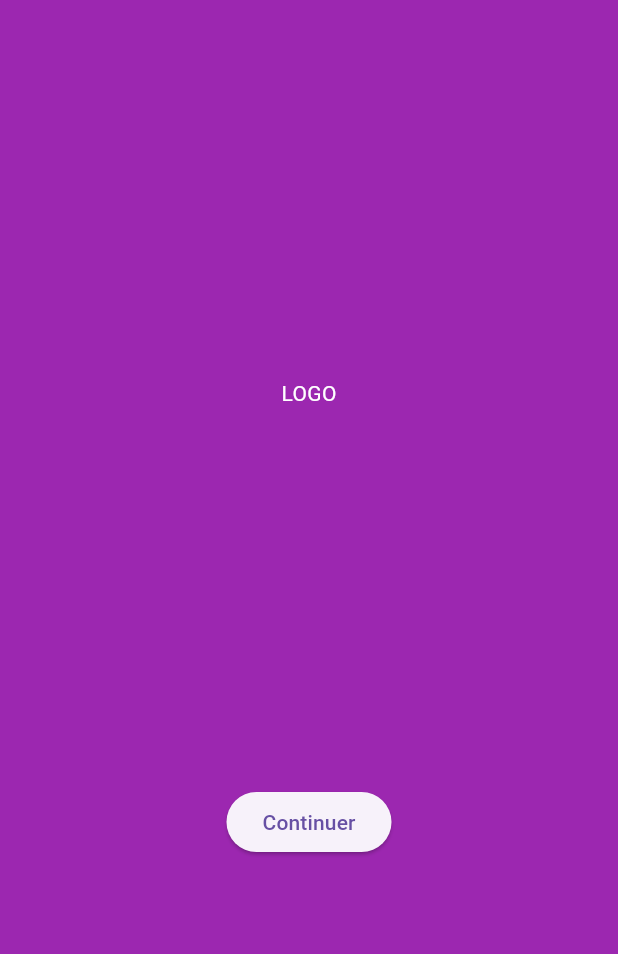
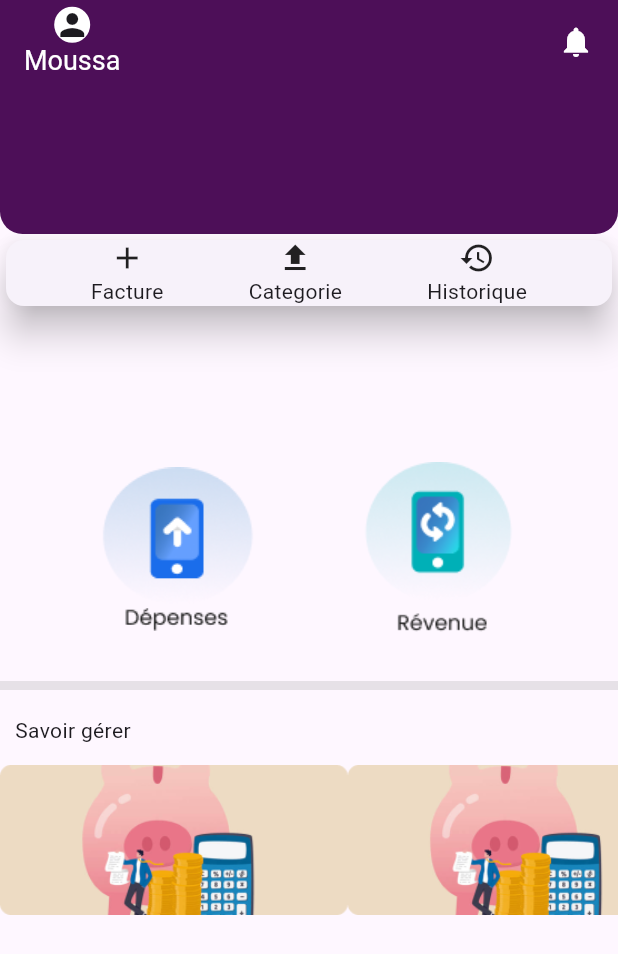
Before and after one commit to IvinoDev/MDA_2024_Gestion_Depenses, a Flutter app: the screen it shows after launch, on a phone screen of 412 x 824 dp. Shown: the top 954 px of the screen. Run offline on Flutter 3.47's test engine with Material 3 defaults, Android fonts, the phone set to English and light mode, and no system bars.

Commit message:
second day

```diff
--- a/lib/main.dart
+++ b/lib/main.dart
@@ -1,7 +1,8 @@
 // Importations nécessaires
-// import 'package:flutter/material.dart'; // Commentée pour l'instant, voir ci-dessous
+//import 'package:flutter/material.dart'; // Commentée pour l'instant, voir ci-dessous
 
 // Importation de la page de login
+import 'package:depense/pages/home.dart';
 import 'package:depense/pages/login.dart'; // Assurez-vous que le chemin est correct
 
 import 'package:flutter/material.dart'; // Importation de Flutter Material
@@ -18,9 +19,10 @@ class DepenseApp extends StatelessWidget {
   @override
   Widget build(BuildContext context) {
     // Retourne un MaterialApp qui définit l'application
-    return MaterialApp(
+    return const MaterialApp(
+      debugShowCheckedModeBanner: false,
       title: "Depense App", // Titre de l'application
-      home: Accueil(), // Page d'accueil de l'application
+      home: Home(), // Page d'accueil de l'application
     );
   }
 }
--- /dev/null
+++ b/lib/pages/home.dart
@@ -0,0 +1,165 @@
+import 'package:flutter/material.dart';
+
+class Home extends StatelessWidget {
+  const Home({super.key});
+
+  @override
+  Widget build(BuildContext context) {
+    return Scaffold(
+        appBar: AppBar(
+          //toolbarHeight: 200,
+          backgroundColor: const Color.fromARGB(255, 77, 15, 88),
+          title: Row(
+            mainAxisAlignment: MainAxisAlignment.spaceBetween,
+            children: [
+              Column(
+                children: [
+                  Container(
+                    decoration: BoxDecoration(
+                        color: Colors.white,
+                        borderRadius: BorderRadius.circular(50)),
+                    child: const Icon(Icons.person),
+                  ),
+                  const Text(
+                    "Moussa",
+                    style: TextStyle(color: Colors.white, fontSize: 18),
+                  ),
+                ],
+              ),
+              const Icon(
+                Icons.notifications,
+                color: Colors.white,
+              )
+            ],
+          ),
+        ),
+        body: SingleChildScrollView(
+          child: Column(
+            crossAxisAlignment: CrossAxisAlignment.start,
+            children: [
+              Container(
+                height: 100,
+                width: MediaQuery.of(context).size.width,
+                decoration: const BoxDecoration(
+                  borderRadius: BorderRadius.only(
+                      bottomLeft: Radius.circular(15),
+                      bottomRight: Radius.circular(15)),
+                  color: Color.fromARGB(255, 77, 15, 88),
+                ),
+              ),
+
+              //Widget card permettant de faire une sorte
+              //de container mais avec des élévations
+              const Card(
+                elevation: 10,
+                child: Row(
+                  mainAxisAlignment: MainAxisAlignment.spaceEvenly,
+                  children: [
+                    Column(
+                      children: [Icon(Icons.add), Text("Facture")],
+                    ),
+                    Column(
+                      children: [Icon(Icons.upload), Text("Categorie")],
+                    ),
+                    Column(
+                      children: [Icon(Icons.history), Text("Historique")],
+                    ),
+                  ],
+                ),
+              ),
+              const SizedBox(
+                height: 100,
+              ),
+              Row(
+                mainAxisAlignment: MainAxisAlignment.spaceEvenly,
+                children: [
+                  Image.asset("images/list-Section bar.png"),
+                  Image.asset("images/bar-sec 4.png")
+                ],
+              ),
+
+              const SizedBox(
+                height: 20,
+              ),
+
+              Container(
+                height: 6,
+                color: Colors.grey.withOpacity(0.25),
+                width: MediaQuery.of(context).size.width,
+              ),
+
+              const SizedBox(
+                height: 17,
+              ),
+
+              const Padding(
+                padding: EdgeInsets.only(left: 10),
+                child: Text("Savoir gérer"),
+              ),
+
+              const SizedBox(
+                height: 13,
+              ),
+              SizedBox(
+                height: 100,
+                child: ListView(
+                  //   physics: const BouncingScrollPhysics(parent: NeverScrollableScrollPhysics()),
+                  shrinkWrap: true,
+                  scrollDirection: Axis.horizontal,
+                  children: [
+                    Image.asset(
+                      "images/im.png",
+                      height: 100,
+                    ),
+                    Image.asset(
+                      "images/im.png",
+                      height: 100,
+                    ),
+                    Image.asset(
+                      "images/list-Section bar.png",
+                      height: 100,
+                    ),
+                    Image.asset(
+                      "images/im.png",
+                      height: 100,
+                    ),
+                    Image.asset(
+                      "images/list-Section bar.png",
+                      height: 100,
+                    ),
+                    Image.asset(
+                      "images/im.png",
+                      height: 100,
+                    ),
+                    Image.asset(
+                      "images/im.png",
+                      height: 100,
+                    ),
+                    Image.asset(
+                      "images/list-Section bar.png",
+                      height: 100,
+                    ),
+                    Image.asset(
+                      "images/list-Section bar.png",
+                      height: 100,
+                    ),
+                    Image.asset(
+                      "images/im.png",
+                      height: 100,
+                    ),
+                    Image.asset(
+                      "images/im.png",
+                      height: 100,
+                    ),
+                    Image.asset(
+                      "images/bar-sec 4.png",
+                      height: 100,
+                    )
+                  ],
+                ),
+              )
+            ],
+          ),
+        ));
+  }
+}
--- a/lib/pages/login.dart
+++ b/lib/pages/login.dart
@@ -1,4 +1,6 @@
+import 'package:depense/pages/home.dart';
 import 'package:flutter/material.dart';
+import 'package:flutter/widgets.dart';
 
 // Définition de la page de login
 class Login extends StatefulWidget {
@@ -23,7 +25,7 @@ class _LoginState extends State<Login> {
             style: TextStyle(color: Colors.black)), // Titre de l'appBar
       ),
       // Ci-dessous commence le corps de la page de login
-      body: const Center(
+      body: Center(
         //D'abord u widget Center, pour centrer tout ce qui sera dans le coprs de la page
         child: Column(
           //Une colonne dans le center parcequ'il plusieurs elements qui sont arrange verticalement
@@ -35,6 +37,13 @@ class _LoginState extends State<Login> {
             SizedBox(
               height: 50,
             ), // Espace vertical de 50 pixels entre les éléments. deuxieme enfant de la colonne
+            TextButton(
+                onPressed: () {
+                  Navigator.push(context, MaterialPageRoute(builder: (context) {
+                    return Home();
+                  }));
+                },
+                child: Text("Continuer"))
           ],
         ),
       ),
--- a/pubspec.yaml
+++ b/pubspec.yaml
@@ -59,8 +59,8 @@ flutter:
   uses-material-design: true
 
   # To add assets to your application, add an assets section, like this:
-  # assets:
-  #   - images/a_dot_burr.jpeg
+  assets:
+    - images/
   #   - images/a_dot_ham.jpeg
 
   # An image asset can refer to one or more resolution-specific "variants", see
```
Also changed, not shown: images/bar-sec 4.png (added), images/im.png (added), images/list-Section bar.png (added), 1 other file.
